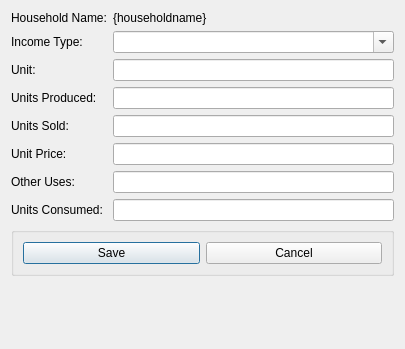
snim2mirror/openihm, file open-ihm/gui/designs/ui_household_income_wildfoods.ui: the form before one commit.
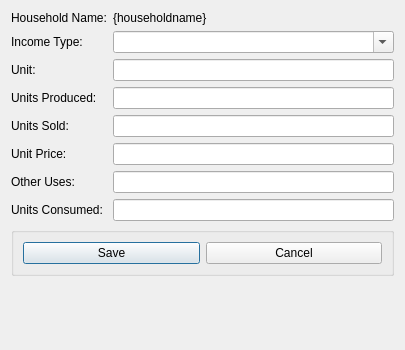
The form after the commit.

The edit to the form file:
```diff
--- a/open-ihm/gui/designs/ui_household_income_wildfoods.ui
+++ b/open-ihm/gui/designs/ui_household_income_wildfoods.ui
@@ -7,7 +7,7 @@
     <x>0</x>
     <y>0</y>
     <width>405</width>
-    <height>349</height>
+    <height>350</height>
    </rect>
   </property>
   <property name="windowTitle">
```
Left out of the diff: 32 changed lines with no effect on the pictures.
